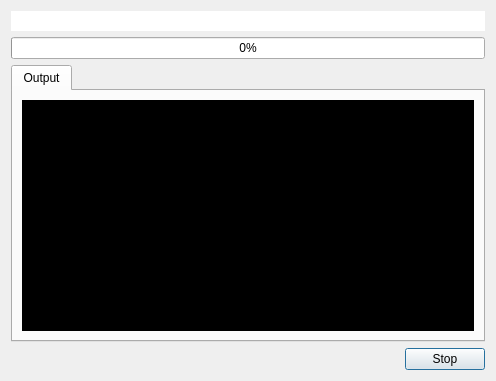
First picture: the form in src/gui/dialogs/runnerdialog.ui, repository KDE/kommit, before the edit.
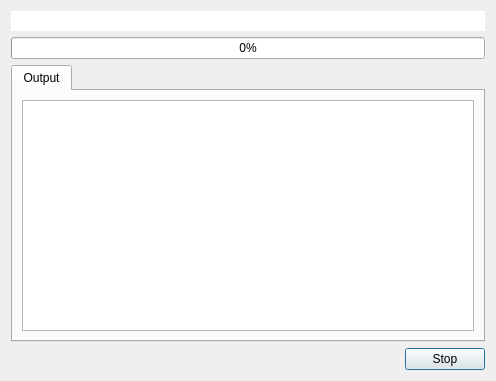
Second picture: the form after the edit. Icons and pictures are not drawn.

```diff
--- a/src/gui/dialogs/runnerdialog.ui
+++ b/src/gui/dialogs/runnerdialog.ui
@@ -47,18 +47,91 @@
       <layout class="QVBoxLayout" name="verticalLayout">
        <item>
         <widget class="QTextBrowser" name="textBrowser">
+         <property name="palette">
+          <palette>
+           <active>
+            <colorrole role="Text">
+             <brush brushstyle="SolidPattern">
+              <color alpha="255">
+               <red>254</red>
+               <green>254</green>
+               <blue>254</blue>
+              </color>
+             </brush>
+            </colorrole>
+            <colorrole role="Base">
+             <brush brushstyle="SolidPattern">
+              <color alpha="255">
+               <red>42</red>
+               <green>42</green>
+               <blue>42</blue>
+              </color>
+             </brush>
+            </colorrole>
+           </active>
+           <inactive>
+            <colorrole role="Text">
+             <brush brushstyle="SolidPattern">
+              <color alpha="255">
+               <red>35</red>
+               <green>38</green>
+               <blue>41</blue>
+              </color>
+             </brush>
+            </colorrole>
+            <colorrole role="Base">
+             <brush brushstyle="SolidPattern">
+              <color alpha="255">
+               <red>255</red>
+               <green>255</green>
+               <blue>255</blue>
+              </color>
+             </brush>
+            </colorrole>
+           </inactive>
+           <disabled>
+            <colorrole role="Text">
+             <brush brushstyle="SolidPattern">
+              <color alpha="255">
+               <red>126</red>
+               <green>126</green>
+               <blue>126</blue>
+              </color>
+             </brush>
+            </colorrole>
+            <colorrole role="Base">
+             <brush brushstyle="SolidPattern">
+              <color alpha="255">
+               <red>252</red>
+               <green>252</green>
+               <blue>252</blue>
+              </color>
+             </brush>
+            </colorrole>
+           </disabled>
+          </palette>
+         </property>
          <property name="font">
           <font>
            <family>Monospace</family>
           </font>
          </property>
          <property name="styleSheet">
-          <string notr="true">color: rgb(255, 255, 255);
-background-color: rgb(0, 0, 0);</string>
+          <string notr="true"/>
          </property>
          <property name="lineWrapMode">
           <enum>QTextEdit::NoWrap</enum>
          </property>
+         <property name="html">
+          <string>&lt;!DOCTYPE HTML PUBLIC &quot;-//W3C//DTD HTML 4.0//EN&quot; &quot;http://www.w3.org/TR/REC-html40/strict.dtd&quot;&gt;
+&lt;html&gt;&lt;head&gt;&lt;meta name=&quot;qrichtext&quot; content=&quot;1&quot; /&gt;&lt;meta charset=&quot;utf-8&quot; /&gt;&lt;style type=&quot;text/css&quot;&gt;
+p, li { white-space: pre-wrap; }
+hr { height: 1px; border-width: 0; }
+li.unchecked::marker { content: &quot;\2610&quot;; }
+li.checked::marker { content: &quot;\2612&quot;; }
+&lt;/style&gt;&lt;/head&gt;&lt;body style=&quot; font-family:'Monospace'; font-size:9pt; font-weight:400; font-style:normal;&quot;&gt;
+&lt;p style=&quot;-qt-paragraph-type:empty; margin-top:0px; margin-bottom:0px; margin-left:0px; margin-right:0px; -qt-block-indent:0; text-indent:0px;&quot;&gt;&lt;br /&gt;&lt;/p&gt;&lt;/body&gt;&lt;/html&gt;</string>
+         </property>
         </widget>
        </item>
       </layout>
```
